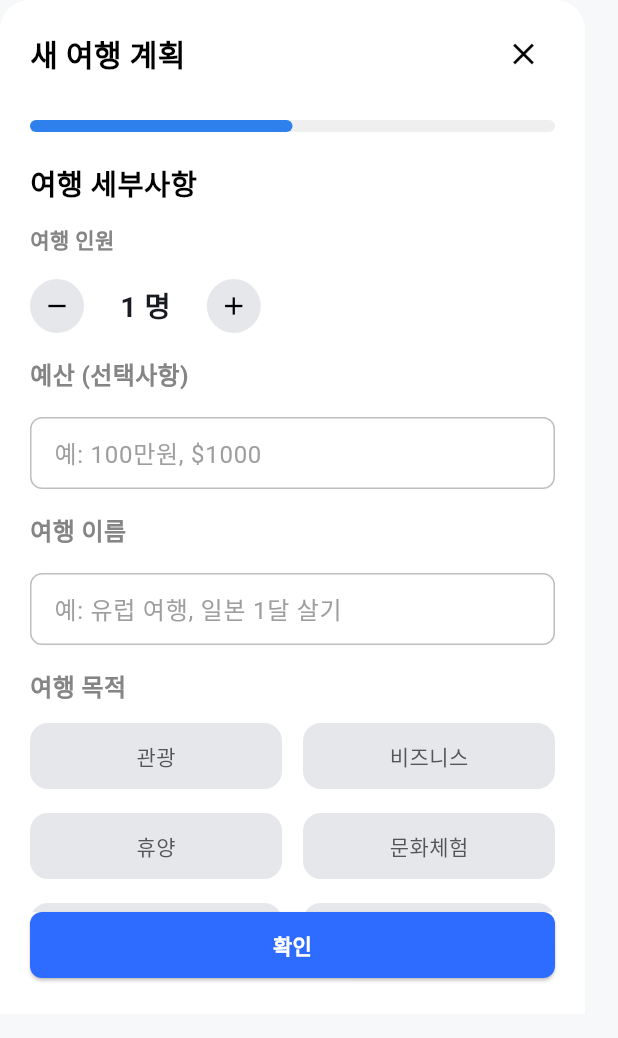
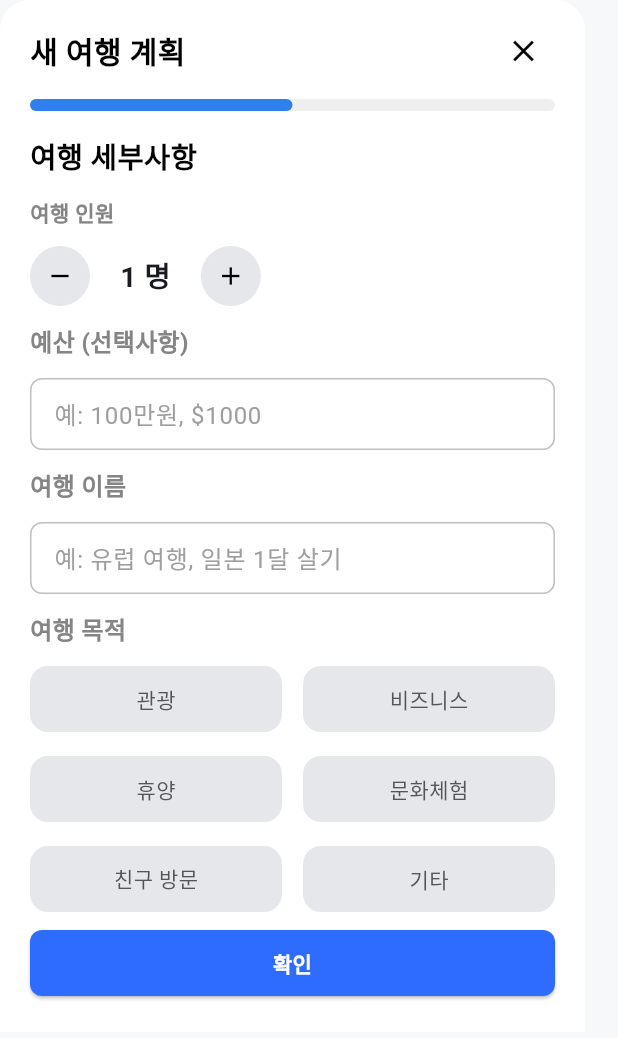
Before and after one commit to hsuCarkeeper/Frontend, a Flutter app: the AddTripModal2 widget shown alone on an empty page, opened directly, on a phone screen of 412 x 824 dp. Shown: the top 1038 px of the screen. Run offline on Flutter 3.47's test engine with Material 3 defaults, Android fonts, the phone set to English and light mode, and no system bars; our stand-ins replace cloud_firestore, firebase_auth, firebase_core, go_router; accounts and stored records are empty; Roboto replaces fonts that are missing (Pretendard).

Commit message:
Feat: modal2단계 완성

```diff
--- a/lib/screens/calendar/widgets/add_trip_modal2.dart
+++ b/lib/screens/calendar/widgets/add_trip_modal2.dart
@@ -38,7 +38,7 @@ class _AddTripModal2State extends State<AddTripModal2> {
     return Container(
       //흰 모달창
       width: 390,
-      height: 676,
+      height: 688,
       decoration: const BoxDecoration(
 
         color: Colors.white,
@@ -50,7 +50,7 @@ class _AddTripModal2State extends State<AddTripModal2> {
         children: [
           // 헤더
           Padding(
-            padding: const EdgeInsets.fromLTRB(20, 12, 17, 0),
+            padding: const EdgeInsets.fromLTRB(20, 10, 17, 0),
 
             child: Row(
               mainAxisAlignment: MainAxisAlignment.spaceBetween,//헤더 제목이랑 'x' 사이에 공백 두고 배치
@@ -71,7 +71,7 @@ class _AddTripModal2State extends State<AddTripModal2> {
               ],
             ),
           ),
-          const SizedBox(height: 20),
+          const SizedBox(height: 8), //원래는 20인데 헤더를 묶어버리면서 박스가 형성됌->8로 설정
 
           // 진행 바
           Padding(
@@ -84,7 +84,7 @@ class _AddTripModal2State extends State<AddTripModal2> {
               borderRadius: BorderRadius.circular(10),
             ),
           ),
-          const SizedBox(height: 20),
+          const SizedBox(height: 16),
           Expanded(
             child: SingleChildScrollView(
               child: Padding(
@@ -111,7 +111,7 @@ class _AddTripModal2State extends State<AddTripModal2> {
                         color: Color(0xFF858585),
                       ),
                     ),
-                    const SizedBox(height: 16),
+                    const SizedBox(height: 12),
 
                     Row(
                       children: [
@@ -120,7 +120,7 @@ class _AddTripModal2State extends State<AddTripModal2> {
                             setState(() => people--);
                           }
                         }),
-                        const SizedBox(width: 24),
+                        const SizedBox(width: 20),
                         Text(
                           '$people 명',
                           style: const TextStyle(
@@ -128,14 +128,14 @@ class _AddTripModal2State extends State<AddTripModal2> {
                             fontWeight: FontWeight.w700,
                           ),
                         ),
-                        const SizedBox(width: 24),
+                        const SizedBox(width: 20),
                         _circleButton(Icons.add, () {
                           setState(() => people++);
                         }),
                       ],
                     ),
 
-                    const SizedBox(height: 16),
+                    const SizedBox(height: 12),
 
                     // 예산
                     const Text(
@@ -146,14 +146,14 @@ class _AddTripModal2State extends State<AddTripModal2> {
                         color: Color(0xFF858585),
                       ),
                     ),
-                    const SizedBox(height: 16),
+                    const SizedBox(height: 12),
 
                     _inputField(
                       controller: _budgetController,
                       hint: '예: 100만원, \$1000',
                     ),
 
-                    const SizedBox(height: 16),
+                    const SizedBox(height: 12),
 
                     // 여행 이름
                     const Text(
@@ -164,14 +164,14 @@ class _AddTripModal2State extends State<AddTripModal2> {
                         color: Color(0xFF858585),
                       ),
                     ),
-                    const SizedBox(height: 16),
+                    const SizedBox(height: 12),
 
                     _inputField(
                       controller: _tripNameController,
                       hint: '예: 유럽 여행, 일본 1달 살기',
                     ),
 
-                    const SizedBox(height: 16),
+                    const SizedBox(height: 12),
 
                     // 여행 목적
                     const Text(
@@ -222,7 +222,7 @@ class _AddTripModal2State extends State<AddTripModal2> {
 
           // 확인 버튼
           Padding(
-            padding: const EdgeInsets.fromLTRB(20, 0, 20, 24),
+            padding: const EdgeInsets.fromLTRB(20, 0, 20, 24), //여행 목적 버튼과 24 간격
             child: SizedBox(
               width: 350,
               height: 44,
@@ -260,8 +260,8 @@ class _AddTripModal2State extends State<AddTripModal2> {
         customBorder: const CircleBorder(),
         onTap: onTap,
         child: SizedBox(
-          width: 36,
-          height: 36,
+          width: 40,
+          height: 40,
           child: Icon(icon, size: 20, color: Colors.black),
         ),
       ),
```
